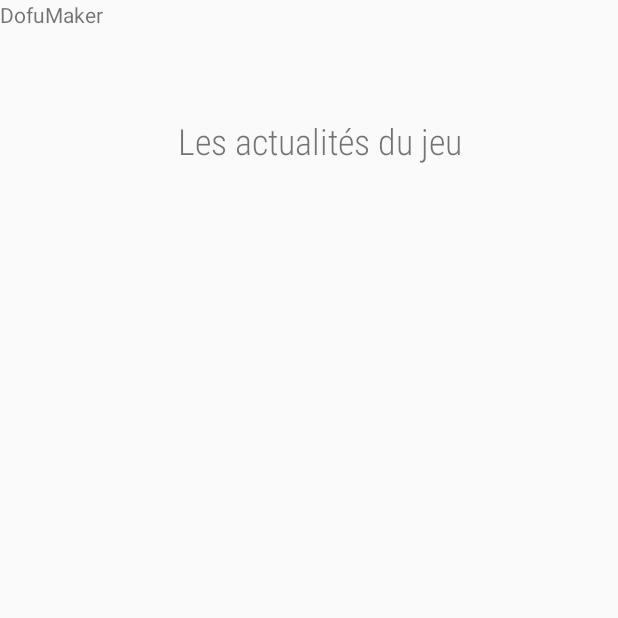
After one commit to ETS-Android2/mobile_app_dofus, an Android app: the NewsMenu screen opened directly, with no data from a screen before it, on a phone screen of 412 x 824 dp, the top half of it. The commit adds this screen. Run offline under Robolectric (Android 15) with nearby library versions, the phone set to English and light mode, and no system bars.

Commit message:
First Commit

```diff
--- a/app/src/main/AndroidManifest.xml
+++ b/app/src/main/AndroidManifest.xml
@@ -9,7 +9,8 @@
         android:roundIcon="@mipmap/ic_launcher_round"
         android:supportsRtl="true"
         android:theme="@style/AppTheme">
-        <activity android:name=".MainMenu"></activity>
+        <activity android:name=".NewsMenu"></activity>
+        <activity android:name=".MainMenu" />
         <activity android:name=".MainActivity">
             <intent-filter>
                 <action android:name="android.intent.action.MAIN" />
--- a/app/src/main/java/com/example/project/MainActivity.java
+++ b/app/src/main/java/com/example/project/MainActivity.java
@@ -4,7 +4,6 @@ import androidx.appcompat.app.AppCompatActivity;
 
 import android.content.Intent;
 import android.os.Bundle;
-import android.view.Window;
 import android.webkit.WebView;
 
 public class MainActivity extends AppCompatActivity {
--- /dev/null
+++ b/app/src/main/java/com/example/project/NewsMenu.java
@@ -0,0 +1,27 @@
+package com.example.project;
+
+import androidx.appcompat.app.AppCompatActivity;
+
+import android.os.Bundle;
+import android.view.LayoutInflater;
+import android.view.View;
+import android.view.ViewGroup;
+import android.widget.TextView;
+
+import java.io.ByteArrayOutputStream;
+import java.io.IOException;
+import java.io.InputStream;
+import java.net.HttpURLConnection;
+import java.net.URL;
+
+public class NewsMenu extends AppCompatActivity {
+
+    @Override
+    protected void onCreate(Bundle savedInstanceState) {
+        super.onCreate(savedInstanceState);
+        setContentView(R.layout.activity_news_menu);
+    }
+
+
+
+}
--- /dev/null
+++ b/app/src/main/res/layout/activity_news_menu.xml
@@ -0,0 +1,36 @@
+<?xml version="1.0" encoding="utf-8"?>
+<androidx.constraintlayout.widget.ConstraintLayout xmlns:android="http://schemas.android.com/apk/res/android"
+    xmlns:app="http://schemas.android.com/apk/res-auto"
+    xmlns:tools="http://schemas.android.com/tools"
+    android:layout_width="match_parent"
+    android:layout_height="match_parent"
+    tools:context=".NewsMenu">
+
+    <TextView
+        android:id="@+id/textView"
+        android:layout_width="270dp"
+        android:layout_height="43dp"
+        android:layout_marginStart="8dp"
+        android:layout_marginTop="8dp"
+        android:layout_marginEnd="8dp"
+        android:fontFamily="sans-serif-condensed-light"
+        android:text="@string/news_menu_headtitle"
+        android:textAlignment="center"
+        android:textSize="24sp"
+        app:layout_constraintBottom_toBottomOf="parent"
+        app:layout_constraintEnd_toEndOf="parent"
+        app:layout_constraintHorizontal_bias="0.56"
+        app:layout_constraintStart_toStartOf="parent"
+        app:layout_constraintTop_toTopOf="parent"
+        app:layout_constraintVertical_bias="0.09" />
+
+    <TextView
+
+        android:id="@+id/rss_feed"
+        android:text="@string/test_string"
+        android:layout_width="wrap_content"
+
+        android:layout_height="wrap_content" />
+
+
+</androidx.constraintlayout.widget.ConstraintLayout>
--- a/app/src/main/res/values/strings.xml
+++ b/app/src/main/res/values/strings.xml
@@ -1,6 +1,15 @@
 <resources>
+
+    <!-- Base application -->
     <string name="app_name">DofusMaker</string>
+    <string name="test_string">DofuMaker</string>
+
+    <!-- Main Menu -->
     <string name="main_menu_button1">Créer un personnage</string>
     <string name="main_menu_button2">Mes personnages</string>
     <string name="main_menu_button3">Les actualités du jeu</string>
+
+    <!-- News Menu -->
+    <string name="news_menu_headtitle">Les actualités du jeu</string>
+
 </resources>
```
Also changed, not shown: app/src/main/java/com/example/project/MainMenu.java (+9 -0 lines), app/src/main/res/layout/activity_main_menu.xml (+7 -6 lines).
